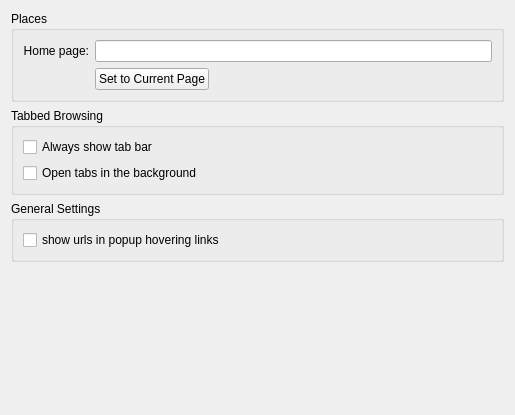
Above: src/settings_general.ui from KDE/rekonq before the change. Below: the same form after it.
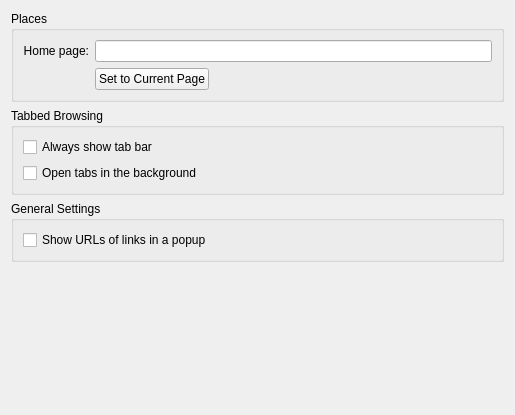
That is the form after the change. Custom widgets are drawn as their Qt base class.

```diff
--- a/src/settings_general.ui
+++ b/src/settings_general.ui
@@ -99,7 +99,7 @@
       <item>
        <widget class="QCheckBox" name="kcfg_showUrlsPopup">
         <property name="text">
-         <string>show urls in popup hovering links</string>
+         <string>Show URLs of links in a popup</string>
         </property>
        </widget>
       </item>
```
